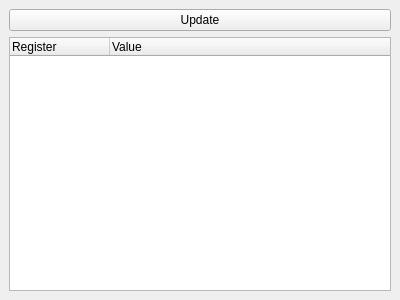
Old version of the form src/gekko_qt/src/gekko_regs.ui in the repository shonumi/gekko-gc-emu.
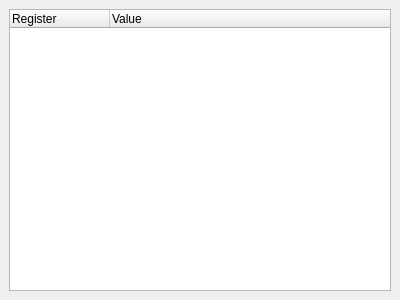
New version of the form.

Patch:
```diff
--- a/src/gekko_qt/src/gekko_regs.ui
+++ b/src/gekko_qt/src/gekko_regs.ui
@@ -15,13 +15,6 @@
   </property>
   <widget class="QWidget" name="dockWidgetContents">
    <layout class="QVBoxLayout" name="verticalLayout">
-    <item>
-     <widget class="QPushButton" name="button_update">
-      <property name="text">
-       <string>Update</string>
-      </property>
-     </widget>
-    </item>
     <item>
      <widget class="QTreeWidget" name="treeWidget">
       <property name="alternatingRowColors">
```
